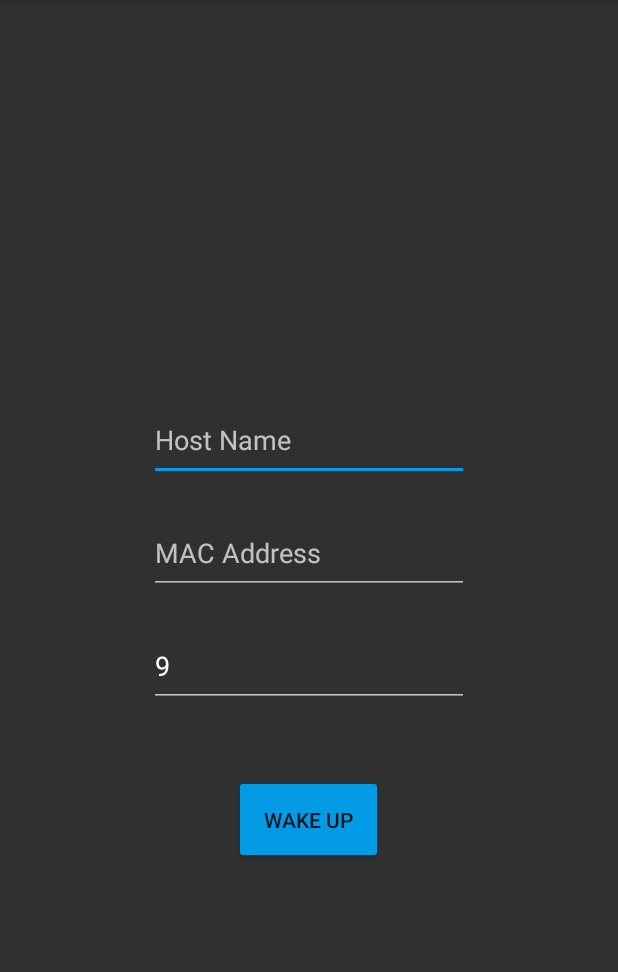
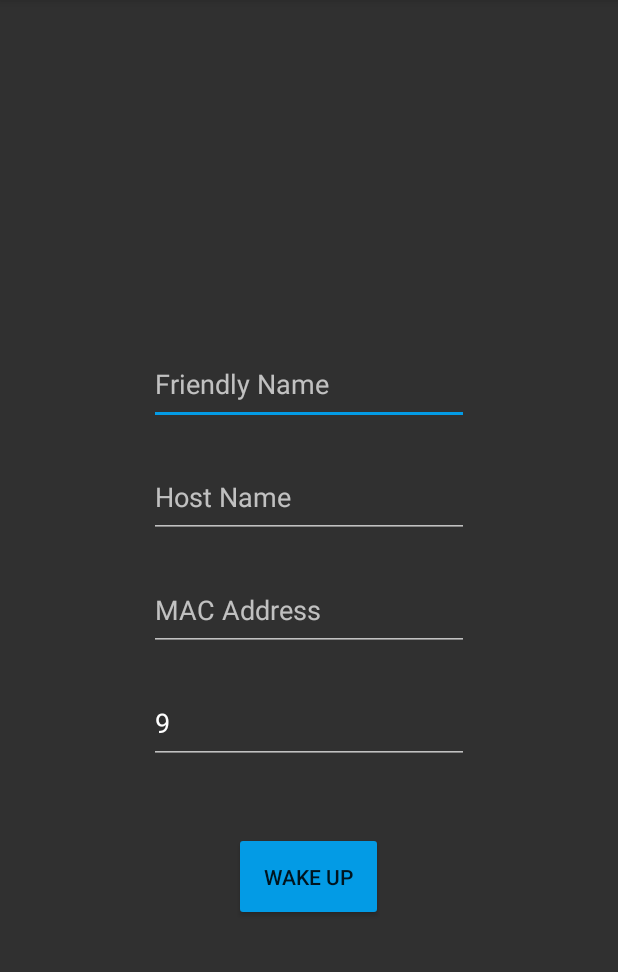
Before and after one commit to Nathan-Duckett/RemoteWakeUp, an Android app: the screen it shows after launch (MainActivity), on a phone screen of 412 x 824 dp, the part 84-1056 px from its top. Run offline under Robolectric (Android 15) with nearby library versions, the phone set to English and light mode, and no system bars.

Commit message:
Add support to define a friendly name for PC woken up in history.

```diff
--- a/app/src/main/java/page/ndser/remotewakeup/HistoryActivity.java
+++ b/app/src/main/java/page/ndser/remotewakeup/HistoryActivity.java
@@ -9,7 +9,6 @@ import android.widget.ArrayAdapter;
 import android.widget.ListView;
 
 import androidx.appcompat.app.AppCompatActivity;
-import androidx.cardview.widget.CardView;
 
 import com.google.android.material.snackbar.Snackbar;
 
@@ -89,10 +88,11 @@ public class HistoryActivity extends AppCompatActivity {
             // Display empty count
         } else {
             while (cursor.moveToNext()) {
+                String friendlyName = getValue(cursor, HistoryDBContract.History.COLUMN_FRIENDLY_NAME);
                 String hostname = getValue(cursor, HistoryDBContract.History.COLUMN_HOSTNAME);
                 String mac = getValue(cursor, HistoryDBContract.History.COLUMN_MAC);
                 String port = getValue(cursor, HistoryDBContract.History.COLUMN_PORT);
-                WakeupHistory entry = new WakeupHistory(mac, hostname, port);
+                WakeupHistory entry = new WakeupHistory(friendlyName, mac, hostname, port);
                 // Only add if it is not already in the list.
                 if (!historyItems.contains(entry)) {
                     historyItems.add(entry);
--- a/app/src/main/java/page/ndser/remotewakeup/model/HistoryDBContract.java
+++ b/app/src/main/java/page/ndser/remotewakeup/model/HistoryDBContract.java
@@ -7,6 +7,7 @@ public final class HistoryDBContract {
 
     public static class History implements BaseColumns {
         public static final String TABLE_NAME = "wake_history";
+        public static final String COLUMN_FRIENDLY_NAME = "friendly_name";
         public static final String COLUMN_HOSTNAME = "hostname";
         public static final String COLUMN_MAC = "mac";
         public static final String COLUMN_PORT = "port";
@@ -14,6 +15,7 @@ public final class HistoryDBContract {
         public static final String CREATE_TABLE = "CREATE TABLE IF NOT EXISTS " +
                 TABLE_NAME + " (" +
                 _ID + " INTEGER PRIMARY KEY AUTOINCREMENT, " +
+                COLUMN_FRIENDLY_NAME + " TEXT, " +
                 COLUMN_HOSTNAME + " TEXT, " +
                 COLUMN_MAC + " TEXT, " +
                 COLUMN_PORT + " TEXT)";
--- a/app/src/main/java/page/ndser/remotewakeup/util/HistoryDBSQLiteHelper.java
+++ b/app/src/main/java/page/ndser/remotewakeup/util/HistoryDBSQLiteHelper.java
@@ -9,7 +9,7 @@ import android.database.sqlite.SQLiteOpenHelper;
 import page.ndser.remotewakeup.model.HistoryDBContract;
 
 public class HistoryDBSQLiteHelper extends SQLiteOpenHelper {
-    private static final int DATABASE_VERSION = 1;
+    private static final int DATABASE_VERSION = 2;
     public static final String DATABASE_NAME = "wakeup_history_db";
 
     public HistoryDBSQLiteHelper(Context context) {
@@ -30,14 +30,16 @@ public class HistoryDBSQLiteHelper extends SQLiteOpenHelper {
     /**
      * Insert a new History object into the database.
      *
-     * @param hostname Hostname of the machine which was woken up.
-     * @param mac MAC address of the machine which was woken up.
-     * @param port Port of the machine which was woken up.
+     * @param friendlyName Friendly name for the machine which was woken up.
+     * @param hostname     Hostname of the machine which was woken up.
+     * @param mac          MAC address of the machine which was woken up.
+     * @param port         Port of the machine which was woken up.
      */
-    public boolean insertHistory(String hostname, String mac, String port) {
+    public boolean insertHistory(String friendlyName, String hostname, String mac, String port) {
         SQLiteDatabase db = this.getWritableDatabase();
 
         ContentValues values = new ContentValues();
+        values.put(HistoryDBContract.History.COLUMN_FRIENDLY_NAME, friendlyName);
         values.put(HistoryDBContract.History.COLUMN_HOSTNAME, hostname);
         values.put(HistoryDBContract.History.COLUMN_MAC, mac);
         values.put(HistoryDBContract.History.COLUMN_PORT, port);
--- a/app/src/main/res/layout/activity_main.xml
+++ b/app/src/main/res/layout/activity_main.xml
@@ -1,17 +1,27 @@
 <?xml version="1.0" encoding="utf-8"?>
 <RelativeLayout xmlns:android="http://schemas.android.com/apk/res/android"
-    xmlns:app="http://schemas.android.com/apk/res-auto"
     xmlns:tools="http://schemas.android.com/tools"
     android:layout_width="match_parent"
     android:layout_height="match_parent"
-    tools:context=".MainActivity" >
+    tools:context=".MainActivity">
 
     <RelativeLayout
         android:id="@+id/inputsMenu"
         android:layout_width="wrap_content"
         android:layout_height="wrap_content"
         android:layout_centerHorizontal="true"
-        android:layout_centerVertical="true" >
+        android:layout_centerVertical="true">
+
+        <EditText
+            android:id="@+id/friendlyNameInput"
+            android:layout_width="wrap_content"
+            android:layout_height="wrap_content"
+            android:layout_marginBottom="25dp"
+            android:ems="10"
+            android:hint="@string/friendly_name_input"
+            android:inputType="textWebEditText"
+            android:paddingBottom="15dp" />
+
         <EditText
             android:id="@+id/hostnameInput"
             android:layout_width="wrap_content"
@@ -19,6 +29,7 @@
             android:ems="10"
             android:inputType="textWebEditText"
             android:hint="@string/host_name_input"
+            android:layout_below="@+id/friendlyNameInput"
             android:paddingBottom="15dp"
             android:layout_marginBottom="25dp"/>
 
--- a/app/src/main/res/values/strings.xml
+++ b/app/src/main/res/values/strings.xml
@@ -2,6 +2,7 @@
     <string name="app_name">Remote Wake Up</string>
     <string name="wake_up_button">Wake Up</string>
     <string name="host_name_input">Host Name</string>
+    <string name="friendly_name_input">Friendly Name</string>
     <string name="mac_address_input">MAC Address</string>
     <string name="port_input">Port</string>
     <string name="default_port">9</string>
```
Also changed, not shown: app/src/main/java/page/ndser/remotewakeup/MainActivity.java (+6 -10 lines), app/src/main/java/page/ndser/remotewakeup/model/WakeupHistory.java (+15 -4 lines).
